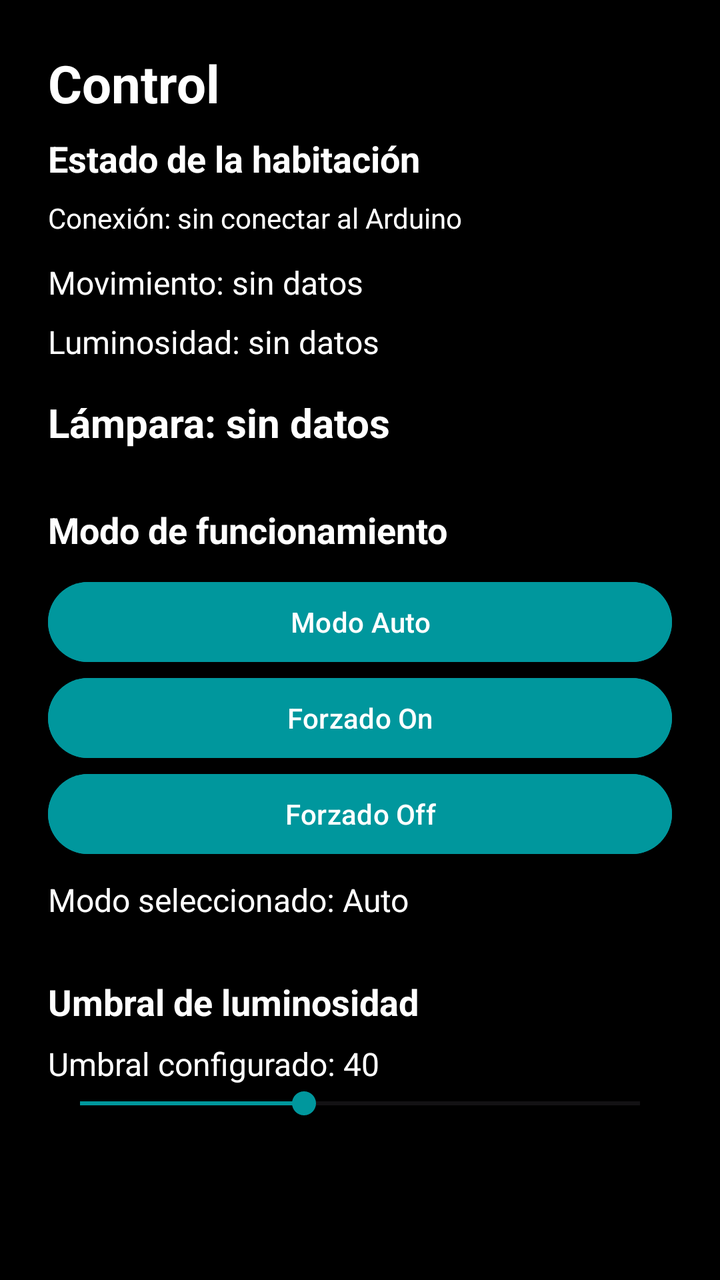
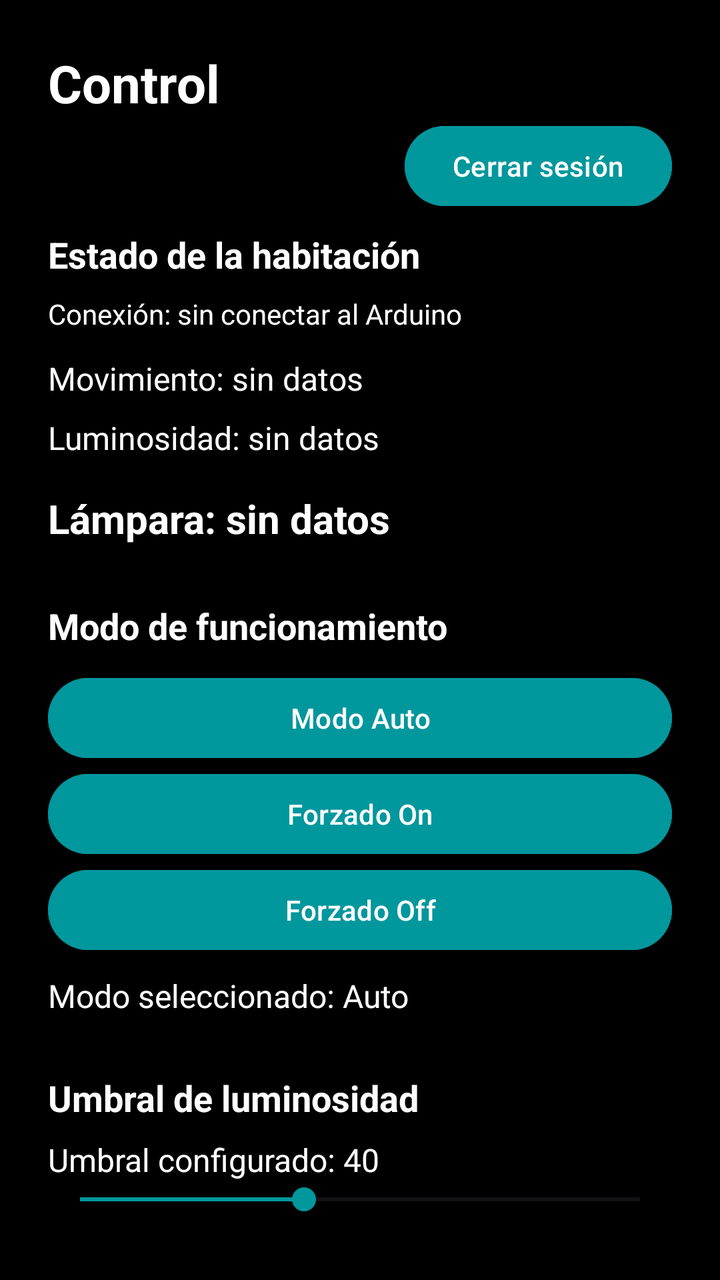

Two renders of the same Android screen: before a commit and after it. Below are the layout's source before the change and the commit's diff.
<!-- AndroidManifest.xml: application theme Theme.Proyecto07 -->
<!-- res/layout/activity_main.xml -->
<?xml version="1.0" encoding="utf-8"?>
<ScrollView xmlns:android="http://schemas.android.com/apk/res/android"
    android:layout_width="match_parent"
    android:layout_height="match_parent"
    android:background="#000000">

    <LinearLayout
        android:layout_width="match_parent"
        android:layout_height="wrap_content"
        android:orientation="vertical"
        android:padding="24dp">

        <TextView
            android:layout_width="match_parent"
            android:layout_height="wrap_content"
            android:text="Control"
            android:textSize="26sp"
            android:textStyle="bold"
            android:textColor="#FFFFFF" />

        <TextView
            android:layout_width="match_parent"
            android:layout_height="wrap_content"
            android:layout_marginTop="8dp"
            android:text="Estado de la habitación"
            android:textSize="18sp"
            android:textColor="#FFFFFF"
            android:textStyle="bold" />

        <TextView
            android:id="@+id/txtConexion"
            android:layout_width="match_parent"
            android:layout_height="wrap_content"
            android:layout_marginTop="8dp"
            android:text="Conexión: sin conectar al Arduino"
            android:textColor="#FFFFFF"
            android:textSize="14sp" />

        <TextView
            android:id="@+id/txtMovimiento"
            android:layout_width="match_parent"
            android:layout_height="wrap_content"
            android:layout_marginTop="12dp"
            android:text="Movimiento: sin datos"
            android:textColor="#FFFFFF"
            android:textSize="16sp" />

        <TextView
            android:id="@+id/txtLuz"
            android:layout_width="match_parent"
            android:layout_height="wrap_content"
            android:layout_marginTop="8dp"
            android:text="Luminosidad: sin datos"
            android:textColor="#FFFFFF"
            android:textSize="16sp" />

        <TextView
            android:id="@+id/txtEstadoLampara"
            android:layout_width="match_parent"
            android:layout_height="wrap_content"
            android:layout_marginTop="16dp"
            android:text="Lámpara: sin datos"
            android:textSize="20sp"
            android:textColor="#FFFFFF"
            android:textStyle="bold" />

        <TextView
            android:layout_width="match_parent"
            android:layout_height="wrap_content"
            android:layout_marginTop="28dp"
            android:text="Modo de funcionamiento"
            android:textSize="18sp"
            android:textColor="#FFFFFF"
            android:textStyle="bold" />

        <Button
            android:id="@+id/btnAuto"
            android:layout_width="match_parent"
            android:layout_height="wrap_content"
            android:layout_marginTop="10dp"
            android:backgroundTint="#00979D"
            android:text="Modo Auto" />

        <Button
            android:id="@+id/btnOn"
            android:layout_width="match_parent"
            android:layout_height="wrap_content"
            android:backgroundTint="#00979D"
            android:text="Forzado On" />

        <Button
            android:id="@+id/btnOff"
            android:layout_width="match_parent"
            android:layout_height="wrap_content"
            android:backgroundTint="#00979D"
            android:text="Forzado Off" />

        <TextView
            android:id="@+id/txtModo"
            android:layout_width="match_parent"
            android:layout_height="wrap_content"
            android:layout_marginTop="8dp"
            android:text="Modo seleccionado: Auto"
            android:textColor="#FFFFFF"
            android:textSize="16sp" />

        <TextView
            android:layout_width="match_parent"
            android:layout_height="wrap_content"
            android:layout_marginTop="28dp"
            android:text="Umbral de luminosidad"
            android:textSize="18sp"
            android:textColor="#FFFFFF"
            android:textStyle="bold" />

        <TextView
            android:id="@+id/txtUmbral"
            android:layout_width="match_parent"
            android:layout_height="wrap_content"
            android:layout_marginTop="8dp"
            android:text="Umbral configurado: 40"
            android:textColor="#FFFFFF"
            android:textSize="16sp" />

        <SeekBar
            android:id="@+id/sliderUmbral"
            android:layout_width="match_parent"
            android:layout_height="wrap_content"
            android:max="100"
            android:progressTint="#00979D"
            android:thumbTint="#00979D"
            android:progress="40" />

    </LinearLayout>
</ScrollView>
<!-- resources referenced by this layout -->
<resources>
  <style name="Theme.Proyecto07" parent="Base.Theme.Proyecto07" />
  <style name="Base.Theme.Proyecto07" parent="Theme.Material3.DayNight.NoActionBar">
          
          
      </style>
</resources>

<!-- the commit's change to res/layout/activity_main.xml (unified diff, before → after) -->
@@ -16,6 +16,15 @@
             android:text="Control"
             android:textSize="26sp"
             android:textStyle="bold"
+            android:textColor="#FFFFFF" />
+
+        <Button
+            android:id="@+id/btnCerrarSesion"
+            android:layout_width="wrap_content"
+            android:layout_height="wrap_content"
+            android:layout_gravity="end"
+            android:backgroundTint="#00979D"
+            android:text="Cerrar sesión"
             android:textColor="#FFFFFF" />
 
         <TextView
